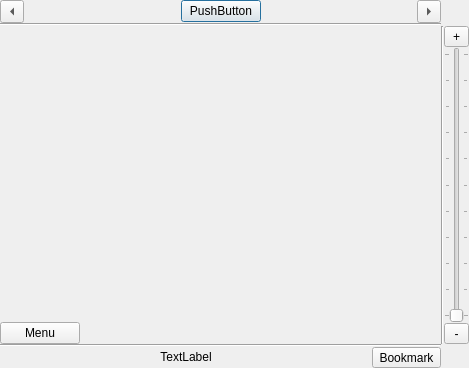
First picture: the form in client/mapview.ui, repository shentok/MoNav, before the edit.
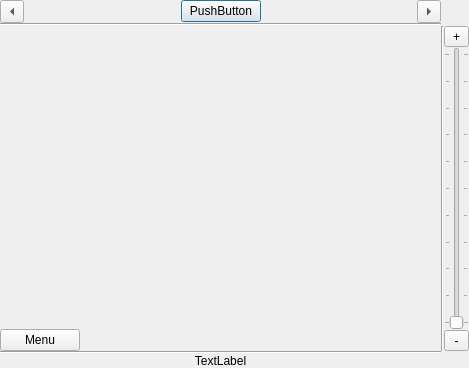
Second picture: the form after the edit. Custom widgets are drawn as their Qt base class.

What changed in the file:
```diff
--- a/client/mapview.ui
+++ b/client/mapview.ui
@@ -259,13 +259,6 @@
           </property>
          </widget>
         </item>
-        <item>
-         <widget class="QToolButton" name="infoButton">
-          <property name="text">
-           <string>Bookmark</string>
-          </property>
-         </widget>
-        </item>
        </layout>
       </item>
      </layout>
```
